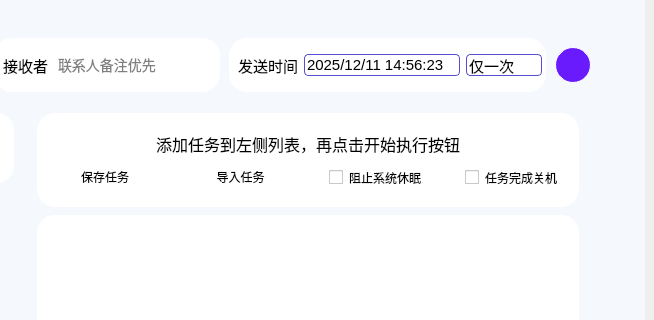
First picture: the form in Ui_MainWindow.ui, repository YangShengzhou03/LeafAuto, before the edit; both pictures show x 635 to 1289 and y 102 to 422 of the 1289 by 734 pixel window.
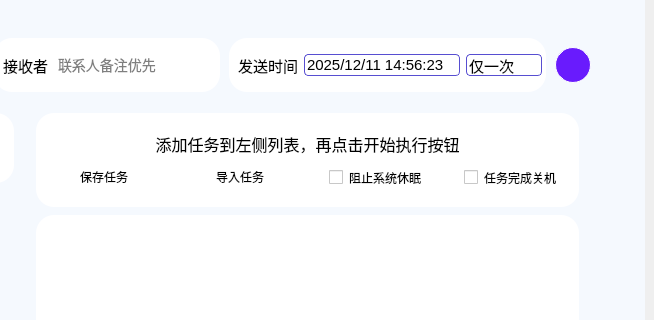
Second picture: the form after the edit. The open tabs and pages were chosen to show the change. Icons and pictures are not drawn.

Commit message: 枫叶信息自动化系统

```diff
--- a/Ui_MainWindow.ui
+++ b/Ui_MainWindow.ui
@@ -3222,13 +3222,13 @@
                      </property>
                      <property name="minimumSize">
                       <size>
-                       <width>369</width>
+                       <width>368</width>
                        <height>482</height>
                       </size>
                      </property>
                      <property name="maximumSize">
                       <size>
-                       <width>369</width>
+                       <width>368</width>
                        <height>16777215</height>
                       </size>
                      </property>
@@ -3291,7 +3291,7 @@
                        <rect>
                         <x>0</x>
                         <y>0</y>
-                        <width>369</width>
+                        <width>368</width>
                         <height>493</height>
                        </rect>
                       </property>
```
Left out of the diff: 2 changed lines with no effect on the pictures. The commit also changes 1 other file.
